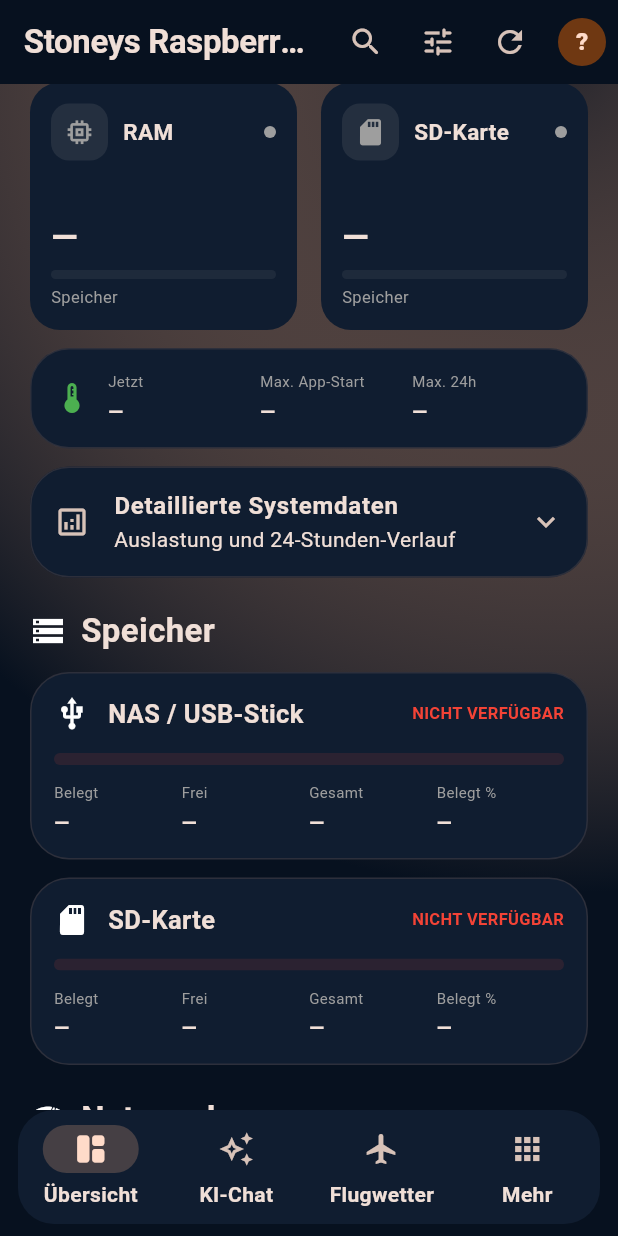
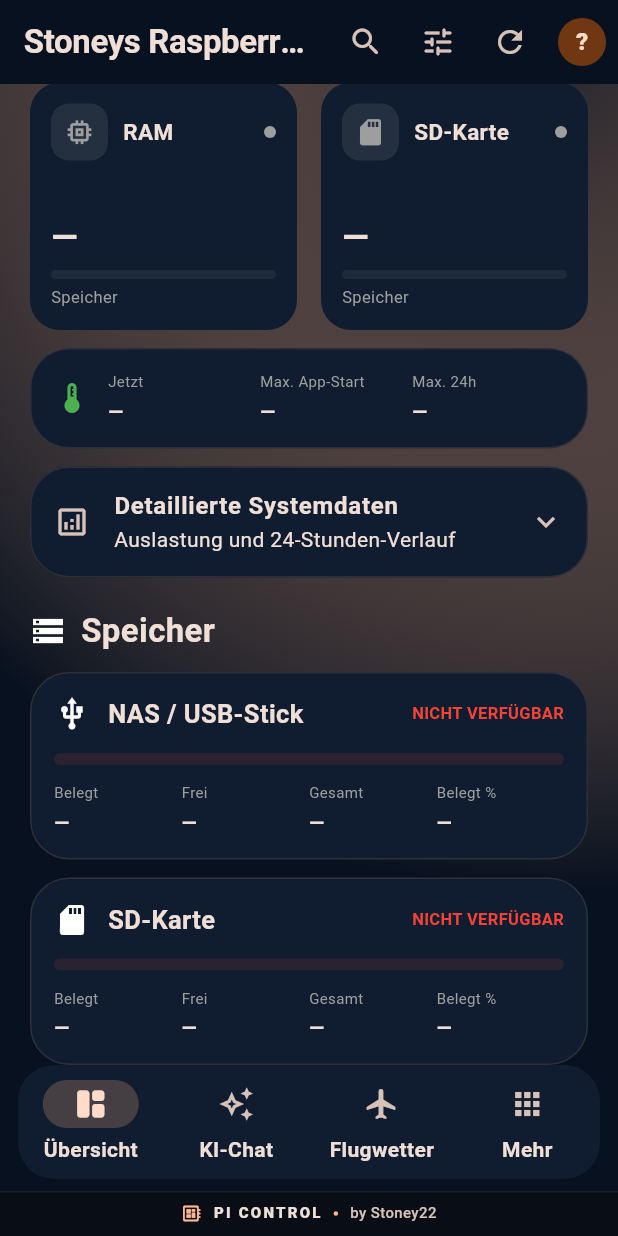
Before and after one commit to SimonSteindl/pi-control, a Flutter app: the DashboardPage screen opened directly with empty values, scrolled down 1152 dp, on a phone screen of 412 x 824 dp. Run offline on Flutter 3.47's test engine with Material 3 defaults, Android fonts, the phone set to English and light mode, and no system bars; our stand-ins replace file_picker, flutter_secure_storage, image_picker, qr_flutter, shared_preferences; missing offline and left inert: home_widget, workmanager; accounts and stored records are empty; network calls fail; statements that could not run were skipped.

Commit message:
Add branded Pi-Control footer below mobile navigation

```diff
--- a/app/lib/layout_system.dart
+++ b/app/lib/layout_system.dart
@@ -523,7 +523,65 @@ class PiBottomNavigation extends StatelessWidget {
                 ),
               )
             : bar;
-        return SafeArea(top: false, child: bottomBar);
+        return SafeArea(
+          top: false,
+          child: Column(
+            mainAxisSize: MainAxisSize.min,
+            children: [
+              bottomBar,
+              Container(
+                width: double.infinity,
+                padding: const EdgeInsets.fromLTRB(12, 7, 12, 8),
+                decoration: BoxDecoration(
+                  color: const Color(0xFF080D16),
+                  border: Border(
+                    top: BorderSide(
+                      color: Colors.white.withValues(alpha: 0.07),
+                    ),
+                  ),
+                ),
+                child: Row(
+                  mainAxisAlignment: MainAxisAlignment.center,
+                  children: [
+                    Icon(
+                      Icons.developer_board_rounded,
+                      size: 14,
+                      color: Theme.of(context).colorScheme.primary,
+                    ),
+                    const SizedBox(width: 7),
+                    Text(
+                      'PI CONTROL',
+                      style: TextStyle(
+                        fontSize: 10,
+                        fontWeight: FontWeight.w900,
+                        letterSpacing: 1.5,
+                        color: Theme.of(context).colorScheme.onSurface,
+                      ),
+                    ),
+                    const SizedBox(width: 8),
+                    Container(
+                      width: 3,
+                      height: 3,
+                      decoration: BoxDecoration(
+                        color: Theme.of(context).colorScheme.primary,
+                        shape: BoxShape.circle,
+                      ),
+                    ),
+                    const SizedBox(width: 8),
+                    Text(
+                      'by Stoney22',
+                      style: TextStyle(
+                        fontSize: 10,
+                        color: Theme.of(context).colorScheme.onSurfaceVariant,
+                        fontWeight: FontWeight.w500,
+                      ),
+                    ),
+                  ],
+                ),
+              ),
+            ],
+          ),
+        );
       },
     );
   }
```
